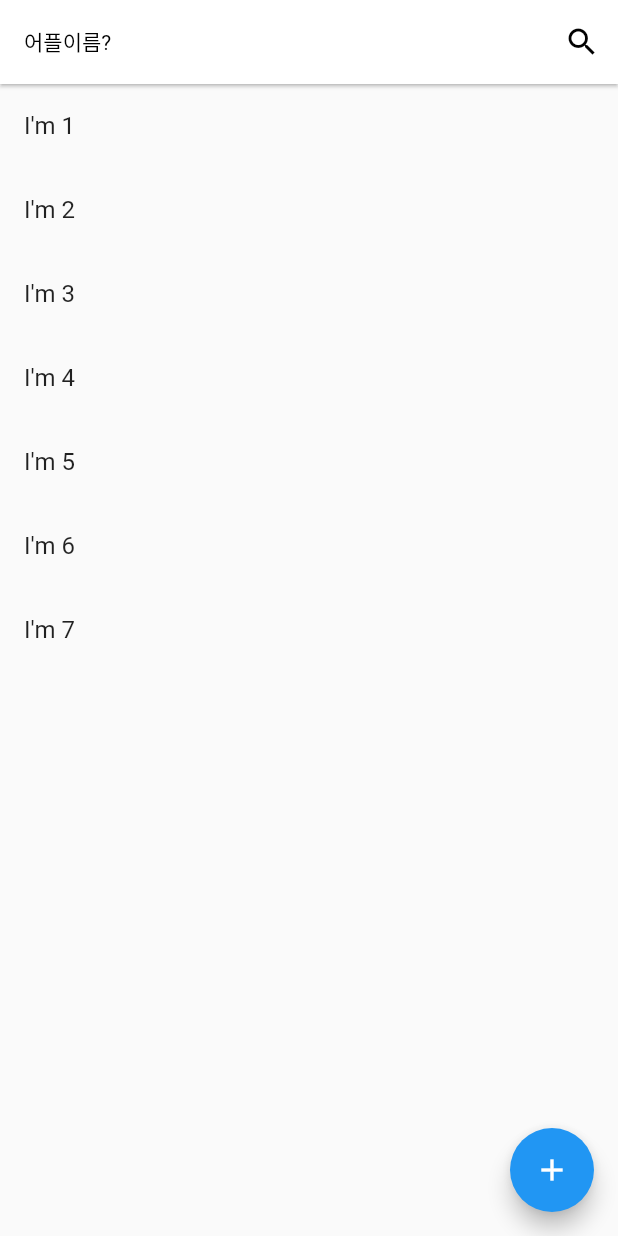
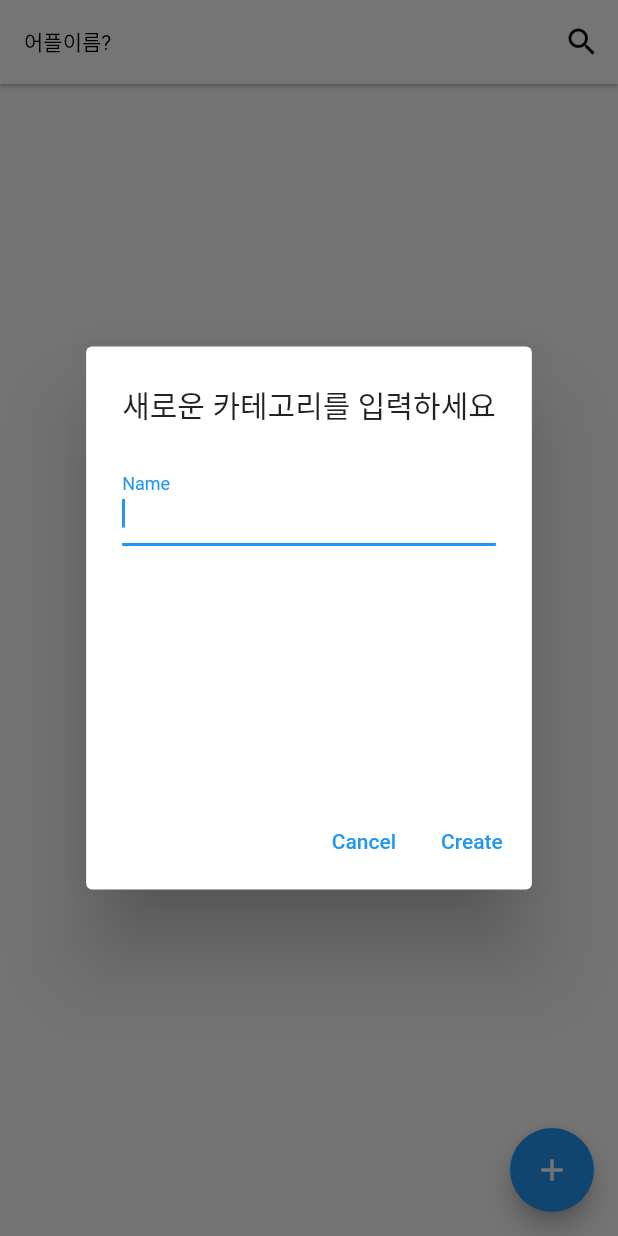
Before and after one commit to pavk96/huumiRamenIngredient, a Flutter app: the screen it shows after launch, after a tap on the "add" icon, on a phone screen of 412 x 824 dp. Run offline on Flutter 3.47's test engine with Material 2 defaults, Android fonts, the phone set to English and light mode, and no system bars; drawn by our look-alikes of flutter_slidable; our stand-ins replace cloud_firestore, firebase_core; accounts and stored records are empty.

Commit message:
crud완료

```diff
--- a/lib/ingredient/ingredient.dart
+++ b/lib/ingredient/ingredient.dart
@@ -1,6 +1,7 @@
+import 'package:cloud_firestore/cloud_firestore.dart';
 import 'package:flutter/material.dart';
 import 'package:flutter_slidable/flutter_slidable.dart';
-import 'package:practice/presentation/Trash.dart';
+import 'package:practice/ingredient_detail/ingredient_detail.dart';
 
 class IngredientList extends StatefulWidget {
   IngredientList({Key? key}) : super(key: key);
@@ -10,26 +11,38 @@ class IngredientList extends StatefulWidget {
 }
 
 class _IngredientListState extends State<IngredientList> {
-  final items = List<String>.generate(7, (index) => "I'm ${index + 1}");
+  final ingredients = FirebaseFirestore.instance.collection('ingredient');
+
   @override
   Widget build(BuildContext context) {
+    return FutureBuilder(
+        future: ingredients.get(),
+        builder: (context, AsyncSnapshot snapshot) {
+          if (snapshot.hasData) {
             return ListView.builder(
               itemBuilder: (context, index) {
-        String item = items[index];
+                String docName =
+                    snapshot.data.docs[index].reference.id.toString();
                 return Slidable(
-            key: Key(item),
+                    key: Key(docName),
                     endActionPane: ActionPane(
                       children: [
                         SlidableAction(
                           onPressed: (context) {},
                           backgroundColor: Colors.green,
                           foregroundColor: Colors.white,
-                  icon: Trash.trash_alt,
+                          icon: Icons.border_color,
                           label: "Modify",
                         ),
                         SlidableAction(
                           onPressed: (context) {
-                    items.removeAt(index);
+                            print(docName);
+                            setState(() {
+                              FirebaseFirestore.instance
+                                  .collection("ingredient")
+                                  .doc(docName)
+                                  .delete();
+                            });
                           },
                           backgroundColor: Colors.red,
                           foregroundColor: Colors.white,
@@ -39,12 +52,31 @@ class _IngredientListState extends State<IngredientList> {
                       ],
                       motion: ScrollMotion(),
                       dismissible: DismissiblePane(
-                onDismissed: () => {},
+                        onDismissed: () {
+                          FirebaseFirestore.instance
+                              .collection("ingredient")
+                              .doc(docName)
+                              .delete();
+                        },
                       ),
                     ),
-            child: ListTile(title: Text("$item")));
+                    child: TextButton(
+                      child: Text("$docName"),
+                      onPressed: () {
+                        Navigator.push(
+                            context,
+                            MaterialPageRoute(
+                                builder: (context) => IngredientDetail(
+                                      doc_name: docName,
+                                    )));
                       },
-      itemCount: items.length,
+                    ));
+              },
+              itemCount: snapshot.data.docs.length,
             );
+          } else {
+            return Text("Loading");
+          }
+        });
   }
 }
--- a/lib/main.dart
+++ b/lib/main.dart
@@ -1,6 +1,11 @@
 import 'package:flutter/material.dart';
+import 'package:practice/ingredient_detail/ingredient_detail.dart';
+
+import 'package:cloud_firestore/cloud_firestore.dart';
 import 'package:practice/themeStyle.dart';
+import 'package:firebase_core/firebase_core.dart';
 
+import 'firebase_options.dart';
 import 'ingredient/ingredient.dart';
 
 void main() {
@@ -8,11 +13,31 @@ void main() {
       debugShowCheckedModeBanner: false, theme: themeStyle, home: Practice()));
 }
 
-class Practice extends StatelessWidget {
-  const Practice({Key? key}) : super(key: key);
+class Practice extends StatefulWidget {
+  Practice({Key? key}) : super(key: key);
+
+  @override
+  State<Practice> createState() => _PracticeState();
+}
+
+class _PracticeState extends State<Practice> {
+  final Future<FirebaseApp> _initialization =
+      Firebase.initializeApp(options: DefaultFirebaseOptions.currentPlatform);
+
+  TextEditingController newCategoryNameController = TextEditingController();
 
   @override
   Widget build(BuildContext context) {
+    void createDoc(String title) {
+      FirebaseFirestore.instance
+          .collection('ingredient')
+          .doc(title)
+          .set({"$title": []});
+    }
+
+    return FutureBuilder(
+        future: _initialization,
+        builder: (context, snapshot) {
           return Scaffold(
             appBar: AppBar(
               title: Text("어플이름?"),
@@ -25,8 +50,49 @@ class Practice extends StatelessWidget {
               ],
             ),
             body: IngredientList(),
-      floatingActionButton:
-          FloatingActionButton(onPressed: () => {}, child: Icon(Icons.add)),
+            floatingActionButton: FloatingActionButton(
+                onPressed: () => showDialog(
+                    context: context,
+                    builder: (context) {
+                      return AlertDialog(
+                        title: Text("새로운 카테고리를 입력하세요"),
+                        content: Container(
+                            height: 200,
+                            child: Column(
+                              children: [
+                                TextField(
+                                  autofocus: true,
+                                  decoration:
+                                      InputDecoration(labelText: "Name"),
+                                  controller: newCategoryNameController,
+                                ),
+                              ],
+                            )),
+                        actions: [
+                          TextButton(
+                            child: Text("Cancel"),
+                            onPressed: () {
+                              newCategoryNameController.clear();
+                              Navigator.pop(context);
+                            },
+                          ),
+                          TextButton(
+                            child: Text("Create"),
+                            onPressed: () {
+                              if (newCategoryNameController.text.isNotEmpty) {
+                                setState(() {
+                                  createDoc(newCategoryNameController.text);
+                                });
+                              }
+                              newCategoryNameController.clear();
+                              Navigator.pop(context);
+                            },
+                          )
+                        ],
                       );
+                    }),
+                child: Icon(Icons.add)),
+          );
+        });
   }
 }
--- a/lib/presentation/Trash.dart
+++ /dev/null
@@ -1,80 +0,0 @@
-/// Flutter icons Trash
-/// Copyright (C) 2022 by original authors @ fluttericon.com, fontello.com
-/// This font was generated by FlutterIcon.com, which is derived from Fontello.
-///
-/// To use this font, place it in your fonts/ directory and include the
-/// following in your pubspec.yaml
-///
-/// flutter:
-///   fonts:
-///    - family:  Trash
-///      fonts:
-///       - asset: fonts/Trash.ttf
-///
-///
-/// * Linecons, Copyright (C) 2013 by Designmodo
-///         Author:    Designmodo for Smashing Magazine
-///         License:   CC BY ()
-///         Homepage:  http://designmodo.com/linecons-free/
-/// * Font Awesome 5, Copyright (C) 2016 by Dave Gandy
-///         Author:    Dave Gandy
-///         License:   SIL (https://github.com/FortAwesome/Font-Awesome/blob/master/LICENSE.txt)
-///         Homepage:  http://fortawesome.github.com/Font-Awesome/
-///
-import 'package:flutter/widgets.dart';
-
-class Trash {
-  Trash._();
-
-  static const _kFontFam = 'Trash';
-  static const String? _kFontPkg = null;
-
-  static const IconData music = IconData(0xe800, fontFamily: _kFontFam, fontPackage: _kFontPkg);
-  static const IconData search = IconData(0xe801, fontFamily: _kFontFam, fontPackage: _kFontPkg);
-  static const IconData mail = IconData(0xe802, fontFamily: _kFontFam, fontPackage: _kFontPkg);
-  static const IconData heart = IconData(0xe803, fontFamily: _kFontFam, fontPackage: _kFontPkg);
-  static const IconData star = IconData(0xe804, fontFamily: _kFontFam, fontPackage: _kFontPkg);
-  static const IconData user = IconData(0xe805, fontFamily: _kFontFam, fontPackage: _kFontPkg);
-  static const IconData videocam = IconData(0xe806, fontFamily: _kFontFam, fontPackage: _kFontPkg);
-  static const IconData camera = IconData(0xe807, fontFamily: _kFontFam, fontPackage: _kFontPkg);
-  static const IconData photo = IconData(0xe808, fontFamily: _kFontFam, fontPackage: _kFontPkg);
-  static const IconData attach = IconData(0xe809, fontFamily: _kFontFam, fontPackage: _kFontPkg);
-  static const IconData lock = IconData(0xe80a, fontFamily: _kFontFam, fontPackage: _kFontPkg);
-  static const IconData eye = IconData(0xe80b, fontFamily: _kFontFam, fontPackage: _kFontPkg);
-  static const IconData tag = IconData(0xe80c, fontFamily: _kFontFam, fontPackage: _kFontPkg);
-  static const IconData thumbs_up = IconData(0xe80d, fontFamily: _kFontFam, fontPackage: _kFontPkg);
-  static const IconData pencil = IconData(0xe80e, fontFamily: _kFontFam, fontPackage: _kFontPkg);
-  static const IconData comment = IconData(0xe80f, fontFamily: _kFontFam, fontPackage: _kFontPkg);
-  static const IconData location = IconData(0xe810, fontFamily: _kFontFam, fontPackage: _kFontPkg);
-  static const IconData cup = IconData(0xe811, fontFamily: _kFontFam, fontPackage: _kFontPkg);
-  static const IconData doc = IconData(0xe813, fontFamily: _kFontFam, fontPackage: _kFontPkg);
-  static const IconData note = IconData(0xe814, fontFamily: _kFontFam, fontPackage: _kFontPkg);
-  static const IconData cog = IconData(0xe815, fontFamily: _kFontFam, fontPackage: _kFontPkg);
-  static const IconData params = IconData(0xe816, fontFamily: _kFontFam, fontPackage: _kFontPkg);
-  static const IconData calendar = IconData(0xe817, fontFamily: _kFontFam, fontPackage: _kFontPkg);
-  static const IconData sound = IconData(0xe818, fontFamily: _kFontFam, fontPackage: _kFontPkg);
-  static const IconData clock = IconData(0xe819, fontFamily: _kFontFam, fontPackage: _kFontPkg);
-  static const IconData lightbulb = IconData(0xe81a, fontFamily: _kFontFam, fontPackage: _kFontPkg);
-  static const IconData tv = IconData(0xe81b, fontFamily: _kFontFam, fontPackage: _kFontPkg);
-  static const IconData desktop = IconData(0xe81c, fontFamily: _kFontFam, fontPackage: _kFontPkg);
-  static const IconData mobile = IconData(0xe81d, fontFamily: _kFontFam, fontPackage: _kFontPkg);
-  static const IconData cd = IconData(0xe81e, fontFamily: _kFontFam, fontPackage: _kFontPkg);
-  static const IconData inbox = IconData(0xe81f, fontFamily: _kFontFam, fontPackage: _kFontPkg);
-  static const IconData globe = IconData(0xe820, fontFamily: _kFontFam, fontPackage: _kFontPkg);
-  static const IconData cloud = IconData(0xe821, fontFamily: _kFontFam, fontPackage: _kFontPkg);
-  static const IconData paper_plane = IconData(0xe822, fontFamily: _kFontFam, fontPackage: _kFontPkg);
-  static const IconData fire = IconData(0xe823, fontFamily: _kFontFam, fontPackage: _kFontPkg);
-  static const IconData graduation_cap = IconData(0xe824, fontFamily: _kFontFam, fontPackage: _kFontPkg);
-  static const IconData megaphone = IconData(0xe825, fontFamily: _kFontFam, fontPackage: _kFontPkg);
-  static const IconData database = IconData(0xe826, fontFamily: _kFontFam, fontPackage: _kFontPkg);
-  static const IconData key = IconData(0xe827, fontFamily: _kFontFam, fontPackage: _kFontPkg);
-  static const IconData beaker = IconData(0xe828, fontFamily: _kFontFam, fontPackage: _kFontPkg);
-  static const IconData truck = IconData(0xe829, fontFamily: _kFontFam, fontPackage: _kFontPkg);
-  static const IconData money = IconData(0xe82a, fontFamily: _kFontFam, fontPackage: _kFontPkg);
-  static const IconData food = IconData(0xe82b, fontFamily: _kFontFam, fontPackage: _kFontPkg);
-  static const IconData shop = IconData(0xe82c, fontFamily: _kFontFam, fontPackage: _kFontPkg);
-  static const IconData diamond = IconData(0xe82d, fontFamily: _kFontFam, fontPackage: _kFontPkg);
-  static const IconData t_shirt = IconData(0xe82e, fontFamily: _kFontFam, fontPackage: _kFontPkg);
-  static const IconData wallet = IconData(0xe82f, fontFamily: _kFontFam, fontPackage: _kFontPkg);
-  static const IconData trash_alt = IconData(0xf2ed, fontFamily: _kFontFam, fontPackage: _kFontPkg);
-}
```
Also changed, not shown: lib/ingredient_detail/ingredient_detail.dart (added, +142 -0 lines), pubspec.yaml (+6 -4 lines), assets/fonts/Trash.ttf (deleted), lib/firebase_options.dart (added), pubspec.lock, 2 other files. Lines whose indentation alone changed are shown as unchanged.
